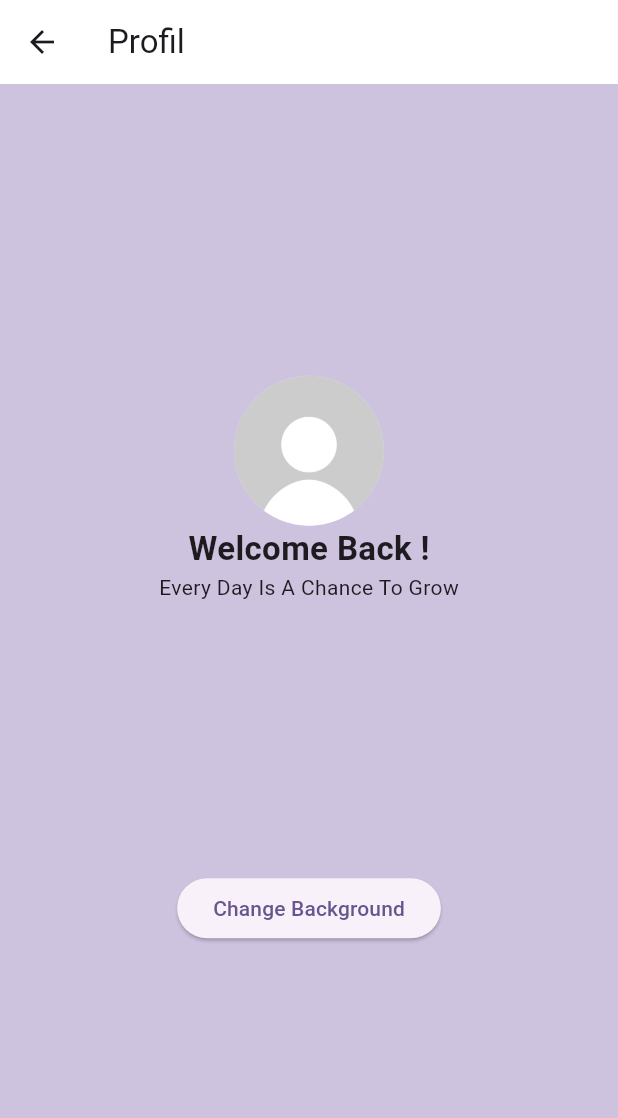
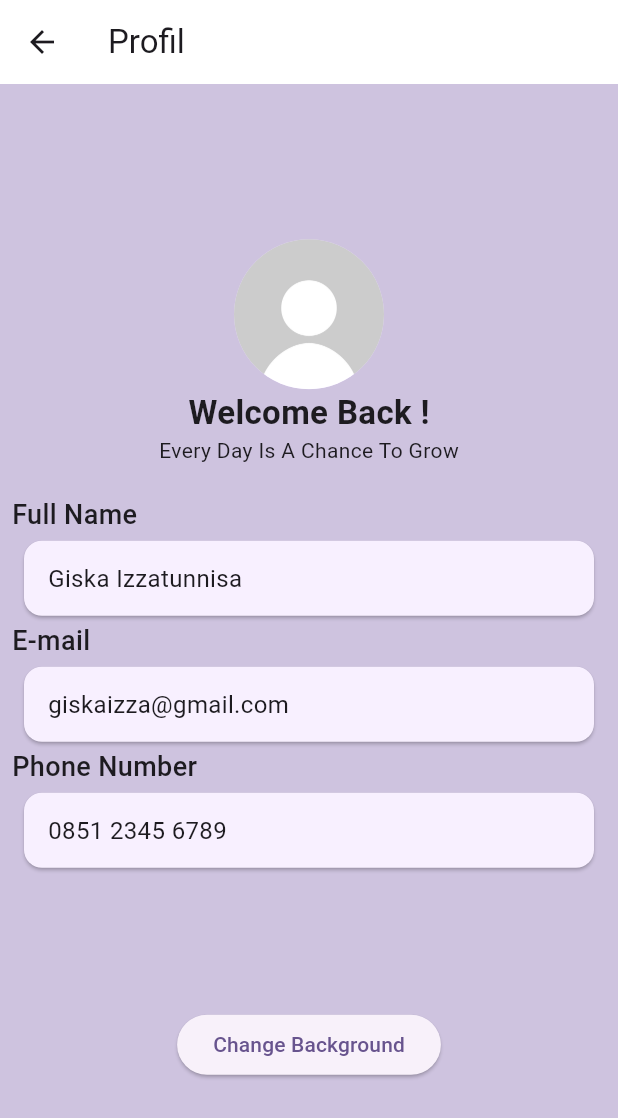
Before and after one commit to geiskaa/stateful_app, a Flutter app: the screen it shows after launch, after a tap on "Show Password", after a tap on "Log In", on a phone screen of 412 x 824 dp. Shown: the top 1118 px of the screen. Run offline on Flutter 3.47's test engine with Material 3 defaults, Android fonts, the phone set to English and light mode, and no system bars.

Commit message:
first commit

```diff
--- /dev/null
+++ b/lib/component/card_biodata.dart
@@ -0,0 +1,29 @@
+import 'package:flutter/material.dart';
+
+class CardBiodata extends StatelessWidget {
+  const CardBiodata({
+    super.key,
+    required this.text,
+  });
+
+  final String text;
+
+  @override
+  Widget build(BuildContext context) {
+    return Card(
+      child: Container(
+        padding: EdgeInsets.symmetric(horizontal: 16),
+        height: 50,
+        width: 380,
+        child: Row(
+          children: [
+            Text(text,
+              style: TextStyle(fontSize: 16, fontWeight: FontWeight.w400),
+            ),
+          ],
+        ),
+      ),
+      color: const Color.fromARGB(255, 248, 240, 255),
+    );
+  }
+}
--- /dev/null
+++ b/lib/component/custom_button.dart
@@ -0,0 +1,25 @@
+import 'package:flutter/material.dart';
+
+class CustomButton extends StatelessWidget {
+  const CustomButton({
+    super.key,
+    required this.text,
+    required this.onPressed,
+    this.backgroundColor,
+    this.textColor,
+  });
+
+  final String text;
+  final VoidCallback onPressed;
+  final Color? backgroundColor;
+  final Color? textColor;
+
+  @override
+  Widget build(BuildContext context) {
+    return ElevatedButton(
+      onPressed: onPressed,
+      style: ElevatedButton.styleFrom(backgroundColor: backgroundColor),
+      child: Text(text, style: TextStyle(color: textColor)),
+    );
+  }
+}
--- /dev/null
+++ b/lib/component/custom_textfield.dart
@@ -0,0 +1,34 @@
+import 'package:flutter/material.dart';
+
+class CustomTextfield extends StatelessWidget {
+    const CustomTextfield({
+    super.key,
+    required this.controller,
+    required this.labelText,
+    required this.hintText,
+    required this.prefixIcon,
+    this.obscureText = false,
+    this.suffixIcon,
+  });
+
+  final TextEditingController controller;
+  final String labelText;
+  final String hintText;
+  final Widget prefixIcon;
+  final bool obscureText;
+  final Widget? suffixIcon;
+
+  @override
+  Widget build(BuildContext context) {
+    return TextField(
+      controller: controller,
+      obscureText: obscureText,
+      decoration: InputDecoration(
+        labelText: labelText,
+        hintText: hintText,
+        prefixIcon: prefixIcon,
+        suffixIcon: suffixIcon,
+      ),
+    );
+  }
+}
--- a/lib/login_screen.dart
+++ b/lib/login_screen.dart
@@ -1,3 +1,5 @@
+import 'package:applicatin/component/custom_button.dart';
+import 'package:applicatin/component/custom_textfield.dart';
 import 'package:applicatin/profile_screen.dart';
 import 'package:flutter/material.dart';
 
@@ -11,8 +13,7 @@ class Login2Screen extends StatefulWidget {
 class _Login2ScreenState extends State<Login2Screen> {
   TextEditingController emailcontroller = TextEditingController();
   TextEditingController passwordcontroler = TextEditingController();
-  bool tampilPassword =
-      true;
+  bool tampilPassword = true;
 
   showPassword() {
     setState(() {
@@ -23,6 +24,7 @@ class _Login2ScreenState extends State<Login2Screen> {
   @override
   Widget build(BuildContext context) {
     return Scaffold(
+      appBar: AppBar(title: Text('Login')),
       body: Padding(
         padding: const EdgeInsets.all(16.0),
         child: Center(
@@ -42,19 +44,15 @@ class _Login2ScreenState extends State<Login2Screen> {
                 ),
               ),
               SizedBox(height: 25.0),
-              TextField(
+              CustomTextfield(
                 controller: emailcontroller,
-                decoration: InputDecoration(
                 labelText: 'Email',
                 hintText: 'Enter your email',
                 prefixIcon: Icon(Icons.email),
               ),
-              ),
-              TextField(
-                obscureText:
-                    tampilPassword,
+              CustomTextfield(
+                obscureText: tampilPassword,
                 controller: passwordcontroler,
-                decoration: InputDecoration(
                 labelText: 'Password',
                 hintText: 'Enter Password',
                 suffixIcon: IconButton(
@@ -67,26 +65,32 @@ class _Login2ScreenState extends State<Login2Screen> {
                 ),
                 prefixIcon: Icon(Icons.lock),
               ),
-              ),
               SizedBox(height: 10.0),
-              ElevatedButton(
+              CustomButton(
+                text: 'Show Password',
                 onPressed: () {
                   showPassword();
                 },
-                child: Text('Show Password'),
               ),
               SizedBox(height: 50.0),
-              ElevatedButton(
+              CustomButton(
+                text: 'Log In',
+                backgroundColor: const Color.fromARGB(255, 125, 104, 160),
+                textColor: Colors.white,
                 onPressed: () {
                   Navigator.push(
                     context,
                     MaterialPageRoute(builder: (context) => ProfileScreen()),
                   );
                 },
-                child: Text('Log In', style: TextStyle(color: Colors.white)),
-                style: ElevatedButton.styleFrom(
-                  backgroundColor: const Color.fromARGB(255, 125, 104, 160),
               ),
+              SizedBox(height: 5.0),
+              Row(
+                mainAxisAlignment: MainAxisAlignment.center,
+                children: [
+                  Text("Don't have an account?"),
+                  TextButton(onPressed: () {}, child: const Text('Sign Up')),
+                ],
               ),
             ],
           ),
--- a/lib/main.dart
+++ b/lib/main.dart
@@ -12,7 +12,7 @@ class MyApp extends StatelessWidget {
   @override
   Widget build(BuildContext context) {
     return MaterialApp(
-      title: 'Flutter Demo',
+      title: ' Flutter Login & Profile',
       theme: ThemeData(
         colorScheme: ColorScheme.fromSeed(seedColor: Colors.deepPurple),
         useMaterial3: true,
--- a/lib/profile_screen.dart
+++ b/lib/profile_screen.dart
@@ -1,4 +1,7 @@
+import 'package:applicatin/component/custom_button.dart';
+import 'package:applicatin/component/custom_textfield.dart';
 import 'package:flutter/material.dart';
+import 'component/card_biodata.dart';
 
 class ProfileScreen extends StatefulWidget {
   const ProfileScreen({super.key});
@@ -8,6 +11,8 @@ class ProfileScreen extends StatefulWidget {
 }
 
 class _ProfileScreenState extends State<ProfileScreen> {
+  TextEditingController emailcontroller = TextEditingController();
+  TextEditingController passwordcontroler = TextEditingController();
   bool gantibackground = true;
   Color backgroundcolor = const Color.fromARGB(255, 206, 195, 223);
   changebackground() {
@@ -27,7 +32,9 @@ class _ProfileScreenState extends State<ProfileScreen> {
         title: Text('Profil'),
         backgroundColor: const Color.fromARGB(255, 255, 255, 255),
       ),
-      body: Center(
+      body: Padding(
+        padding: const EdgeInsets.all(8.0),
+        child: Center(
           child: Column(
             mainAxisAlignment: MainAxisAlignment.center,
             children: <Widget>[
@@ -40,14 +47,40 @@ class _ProfileScreenState extends State<ProfileScreen> {
                 style: TextStyle(fontSize: 22, fontWeight: FontWeight.bold),
               ),
               Text('Every Day Is A Chance To Grow', style: TextStyle()),
-            SizedBox(height: 180.0),
-            ElevatedButton(
+              SizedBox(height: 20.0),
+              Container(
+                width: double.infinity,
+                child: Text(
+                  'Full Name',
+                  style: TextStyle(fontSize: 18, fontWeight: FontWeight.w500),
+                ),
+              ),
+              CardBiodata(text: 'Giska Izzatunnisa'),
+              Container(
+                width: double.infinity,
+                child: Text(
+                  'E-mail',
+                  style: TextStyle(fontSize: 18, fontWeight: FontWeight.w500),
+                ),
+              ),
+              CardBiodata(text: 'giskaizza@gmail.com'),
+              Container(
+                width: double.infinity,
+                child: Text(
+                  'Phone Number',
+                  style: TextStyle(fontSize: 18, fontWeight: FontWeight.w500),
+                ),
+              ),
+              CardBiodata(text: '0851 2345 6789'),
+              SizedBox(height: 90.0),
+              CustomButton(
+                text: 'Change Background',
                 onPressed: () {
                   changebackground();
                 },
-              child: Text('Change Background'),
               ),
             ],
+          ),
         ),
       ),
     );
```
Lines whose indentation alone changed are shown as unchanged.
